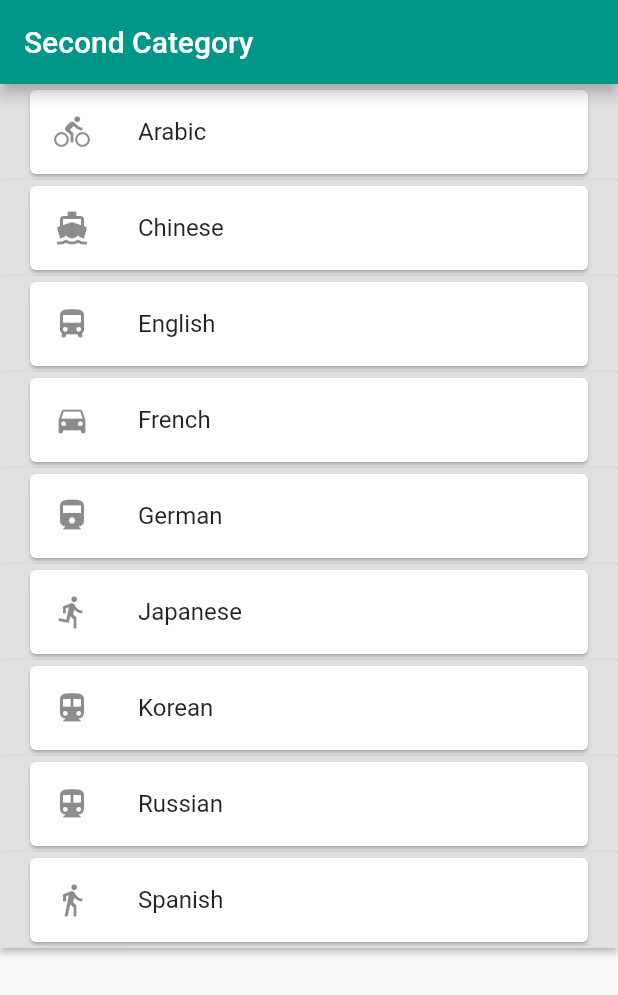
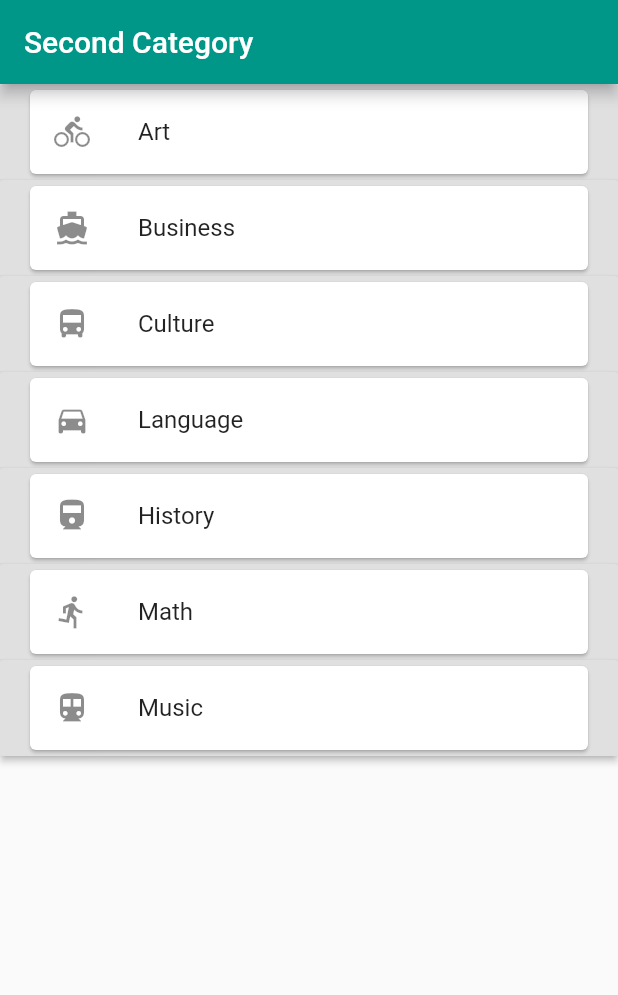
Before and after one commit to nhocconsr/flashcard, a Flutter app: the screen it shows after launch, on a phone screen of 412 x 824 dp. Shown: the top 995 px of the screen. Run offline on Flutter 3.47's test engine with Material 2 defaults, Android fonts, the phone set to English and light mode, and no system bars; our stand-ins replace flip_card.

Commit message:
succeeded to navigate to second category but second category doesn't have back button

```diff
--- /dev/null
+++ b/lib/category1.dart
@@ -0,0 +1,56 @@
+import 'package:flutter/material.dart';
+import 'package:httptest_app/category2.dart';
+import './category2.dart';
+
+class Category1 extends StatelessWidget {
+  @override
+  Widget build(BuildContext context) {
+    return MaterialApp(
+      debugShowCheckedModeBanner: false,
+      title: 'Category',
+      // initialRoute: '/',
+      routes: {
+        '/category2': (context) => Category2(),
+      },
+      theme: ThemeData(
+        primarySwatch: Colors.teal,
+      ),
+      home: Scaffold(
+        appBar: AppBar(title: Text('Second Category')),
+        body: BodyLayout(),
+      ),
+    );
+  }
+}
+
+class BodyLayout extends StatelessWidget {
+  @override
+  Widget build(BuildContext context) {
+    return _myListView(context);
+  }
+}
+
+Widget _myListView(BuildContext context) {
+  final titles = ['Art', 'Business', 'Culture', 'Language',
+ 'History', 'Math', 'Music'];
+  final icons = [Icons.directions_bike, Icons.directions_boat,
+  Icons.directions_bus, Icons.directions_car, Icons.directions_railway,
+  Icons.directions_run, Icons.directions_subway];
+
+  return ListView.builder(
+    itemCount: titles.length,
+    itemBuilder: (context, index) {
+  return RaisedButton(
+      onPressed: (){
+        Navigator.pushNamed(context, '/category2');
+      },
+        child:  Card(
+        child: ListTile(
+          leading: Icon(icons[index]),
+          title: Text(titles[index]),
+          ),
+        )
+      );
+    },
+  );
+}
--- a/lib/main.dart
+++ b/lib/main.dart
@@ -1,8 +1,9 @@
 import 'package:flutter/material.dart';
-import './category2.dart';
+import 'package:httptest_app/category1.dart';
+import './category1.dart';
 
 void main() {
   runApp(MaterialApp(
-   home: new Category2(),
+   home: new Category1(),
   ));
 }
```
